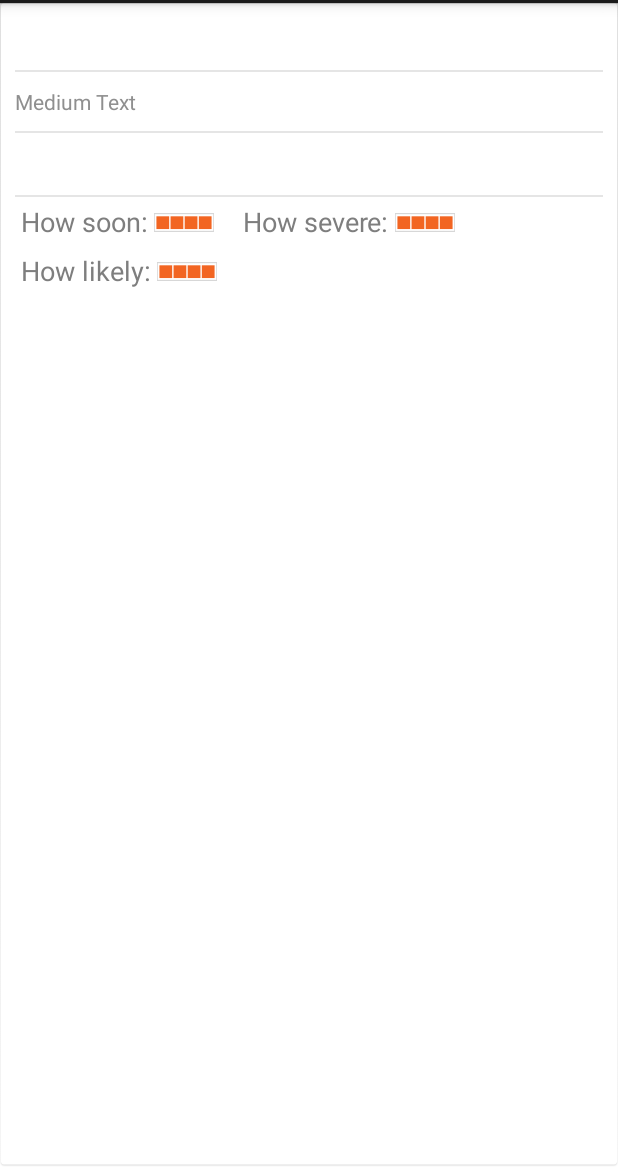
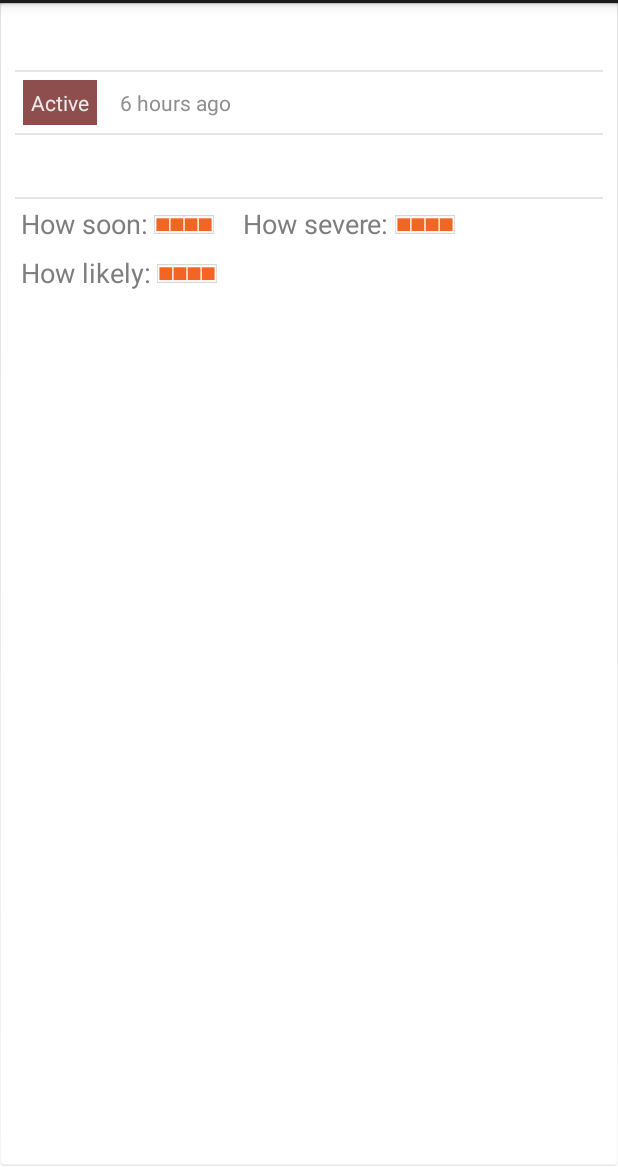
Before and after one commit to kelvinn/alerted-us-android, an Android app: the layout list_row.xml on its own in the app's theme, with its tools: preview values and no code run, on a phone screen of 412 x 824 dp, the part 69-1236 px from its top. Run offline under Robolectric (Android 15) with nearby library versions, the phone set to English and light mode, and no system bars.

Commit message:
Added "active" button and re-enabled NewRelic instrumentation

```diff
--- a/app/build.gradle
+++ b/app/build.gradle
@@ -48,8 +48,8 @@ android {
         applicationId "us.alerted.alerted"
         minSdkVersion 16
         targetSdkVersion 21
-        versionCode 14
-        versionName "r14"
+        versionCode 15
+        versionName "r15"
         testInstrumentationRunner "android.support.test.runner.AndroidJUnitRunner"
     }
     buildTypes {
--- a/app/src/main/java/us/alerted/alerted/Alert.java
+++ b/app/src/main/java/us/alerted/alerted/Alert.java
@@ -12,6 +12,7 @@ public class Alert extends SugarRecord<Alert> {
     String certainty;
     String effective;
     String expires;
+    String received;
     String description;
     String instruction;
     String category;
@@ -22,7 +23,7 @@ public class Alert extends SugarRecord<Alert> {
     }
 
     public Alert(String headline, String urgency, String severity, String certainty,
-                 String effective, String expires, String description,
+                 String effective, String expires, String received, String description,
                  String instruction, String category, String slug, String event){
         this.headline = headline;
         this.urgency = urgency;
@@ -30,6 +31,7 @@ public class Alert extends SugarRecord<Alert> {
         this.certainty = certainty;
         this.effective = effective;
         this.expires = expires;
+        this.received = received;
         this.description = description;
         this.instruction = instruction;
         this.category = category;
--- a/app/src/main/java/us/alerted/alerted/MainDetailActivity.java
+++ b/app/src/main/java/us/alerted/alerted/MainDetailActivity.java
@@ -35,7 +35,8 @@ public class MainDetailActivity extends Activity {
         Alert alert = Alert.findById(Alert.class, id);
 
         RowItem rowItem = new RowItem(alert.getId(), alert.headline, alert.description,
-                alert.certainty, alert.severity, alert.urgency, alert.category, alert.effective);
+                alert.certainty, alert.severity, alert.urgency, alert.category, alert.effective,
+                alert.expires, alert.received);
 
 
         setContentView(R.layout.activity_main_detail);
--- a/app/src/main/res/layout/list_row.xml
+++ b/app/src/main/res/layout/list_row.xml
@@ -34,14 +34,35 @@
         android:layout_height="1dp"
         android:background="@color/activity_background" />
 
-    <TextView
-        android:layout_width="wrap_content"
+    <LinearLayout
+        android:orientation="horizontal"
+        android:layout_width="match_parent"
         android:layout_height="wrap_content"
-        android:text="Medium Text"
-        android:id="@+id/effective"
-        android:textColor="#ff8f8f8f"
-        android:paddingTop="10dp"
-        android:paddingBottom="10dp" />
+        android:layout_gravity="center_horizontal">
+
+        <TextView
+            android:layout_width="wrap_content"
+            android:layout_height="wrap_content"
+            android:text="Active"
+            android:id="@+id/status"
+            android:textColor="#ffeaeaea"
+            android:background="#ff8f4e4e"
+            android:layout_margin="5dp"
+            android:padding="5dp"
+            android:gravity="center_vertical"
+            android:layout_gravity="center_vertical"
+            android:autoText="false" />
+
+        <TextView
+            android:layout_width="wrap_content"
+            android:layout_height="wrap_content"
+            android:text="6 hours ago"
+            android:id="@+id/received"
+            android:textColor="#ff8f8f8f"
+            android:layout_gravity="center_vertical"
+            android:padding="10dp" />
+
+    </LinearLayout>
 
     <View
         android:layout_width="fill_parent"
--- a/app/src/main/res/values/color.xml
+++ b/app/src/main/res/values/color.xml
@@ -10,4 +10,5 @@
     <color name="card_white">#ffffffff</color>
     <color name="card_shadow">#8c666666</color>
     <color name="card_background">#FFF</color>
+    <color name="red_alerts">#B83333</color>
 </resources>
```
Also changed, not shown: app/src/main/AndroidManifest.xml (+10 -12 lines), app/src/main/java/us/alerted/alerted/LazyAdapter.java (+42 -3 lines), app/src/main/java/us/alerted/alerted/LoginActivity.java (+1 -9 lines), app/src/main/java/us/alerted/alerted/MainActivity.java (+1 -12 lines), app/src/main/java/us/alerted/alerted/NotificationService.java (+23 -32 lines), app/src/main/java/us/alerted/alerted/RowItem.java (+23 -6 lines), 2 other files.
